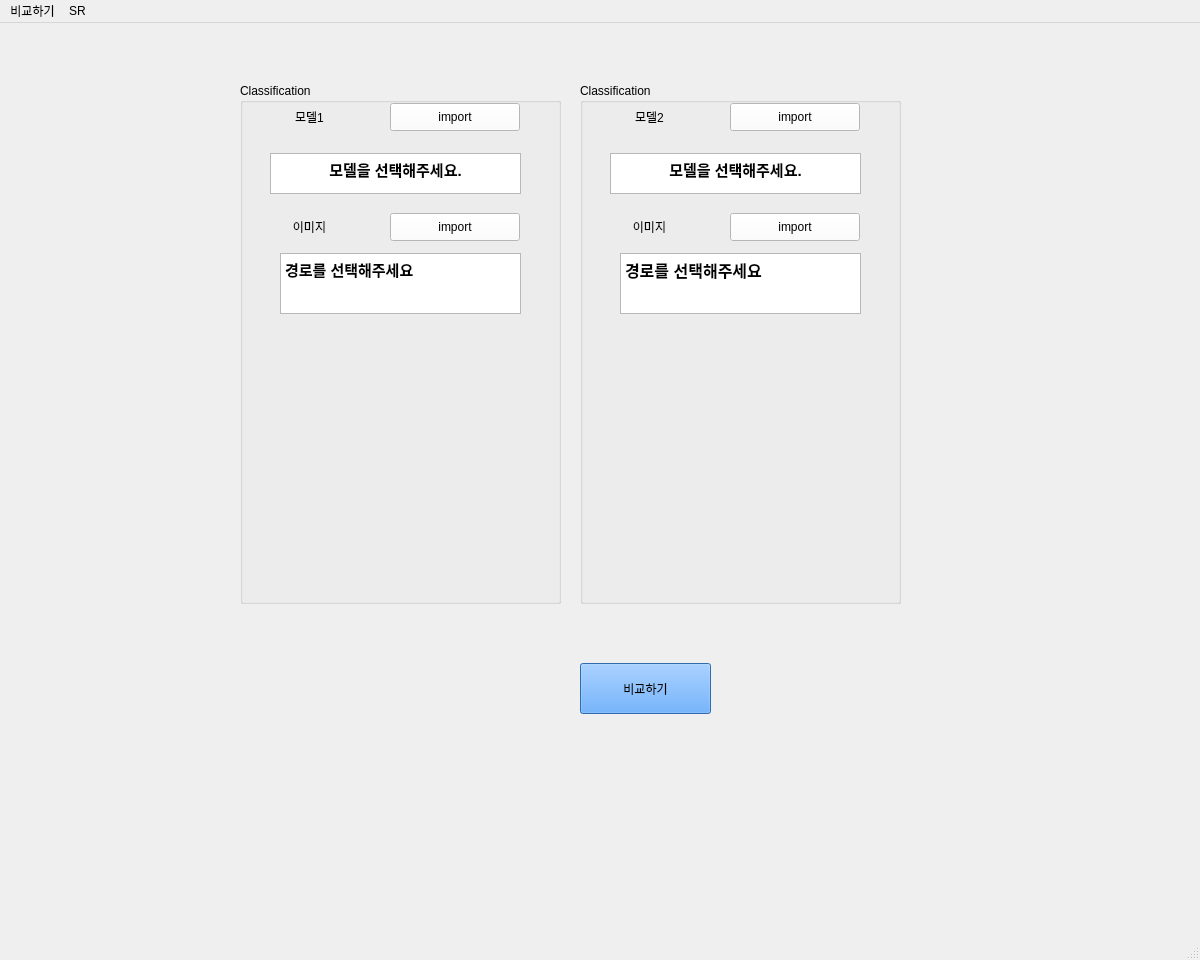
The window that develop/pixby/ui/compare.ui (Lee-JiHyeon/PIXBY) describes before a commit, drawn with Qt 5.
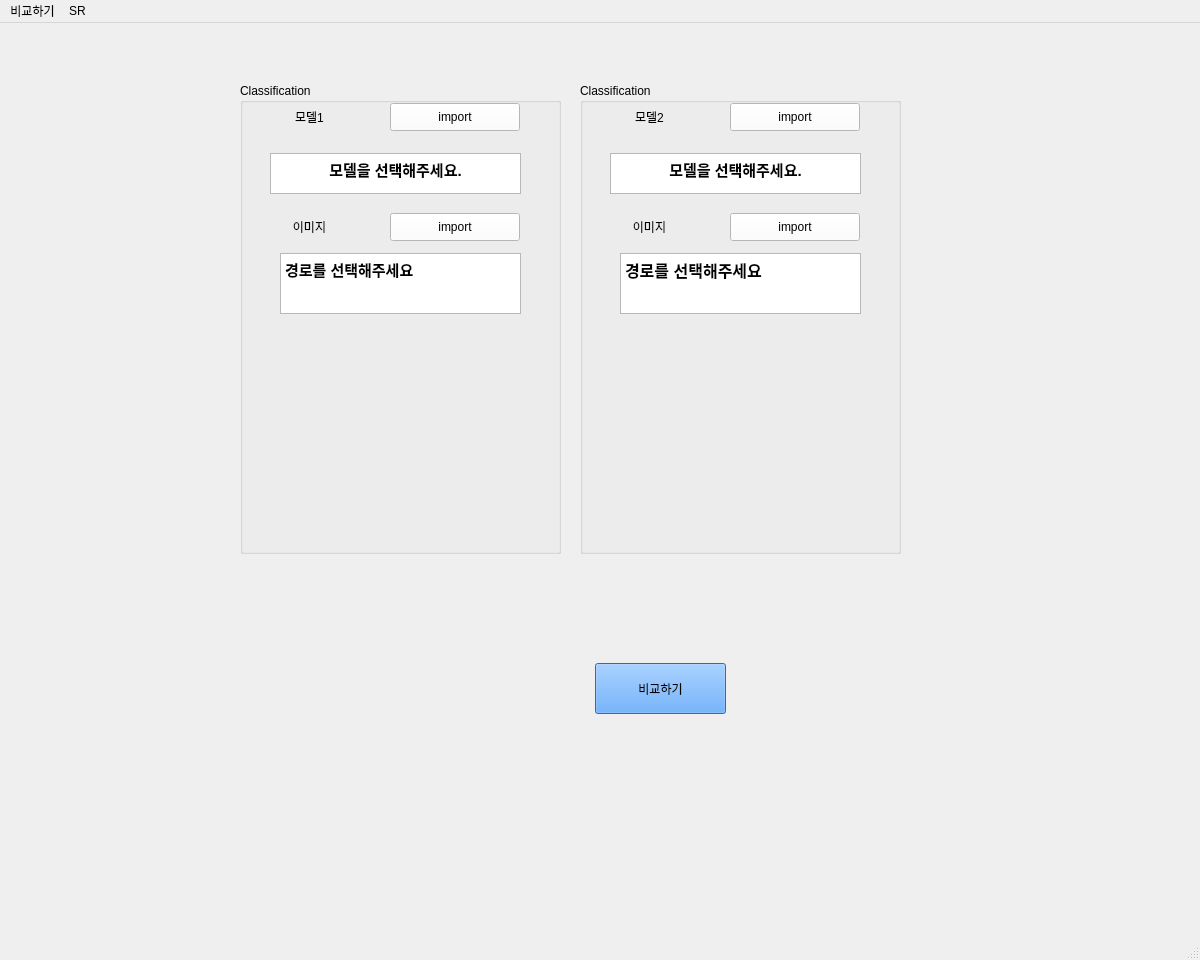
The same window after the commit.

Patch:
```diff
--- a/develop/pixby/ui/compare.ui
+++ b/develop/pixby/ui/compare.ui
@@ -17,7 +17,7 @@
    <widget class="QPushButton" name="nextButton">
     <property name="geometry">
      <rect>
-      <x>580</x>
+      <x>595</x>
       <y>640</y>
       <width>131</width>
       <height>51</height>
@@ -37,7 +37,7 @@
       <x>240</x>
       <y>60</y>
       <width>321</width>
-      <height>521</height>
+      <height>471</height>
      </rect>
     </property>
     <property name="title">
@@ -154,7 +154,7 @@
       <x>580</x>
       <y>60</y>
       <width>321</width>
-      <height>521</height>
+      <height>471</height>
      </rect>
     </property>
     <property name="title">
```
Left out of the diff: 18 changed lines with no effect on the pictures.
